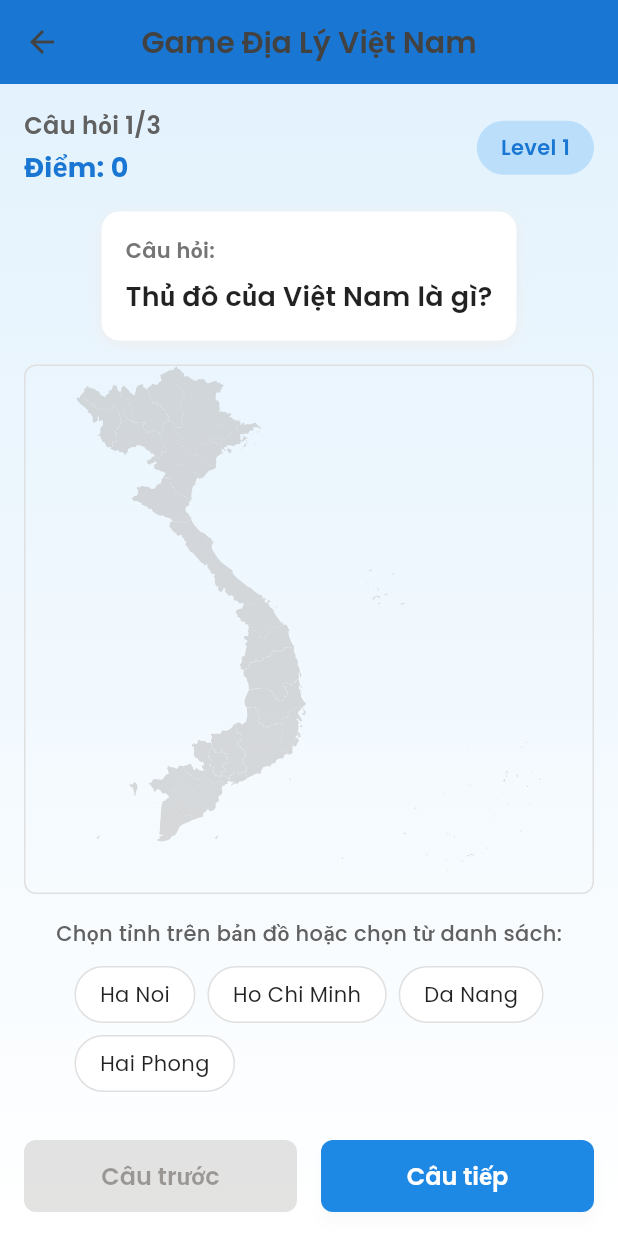
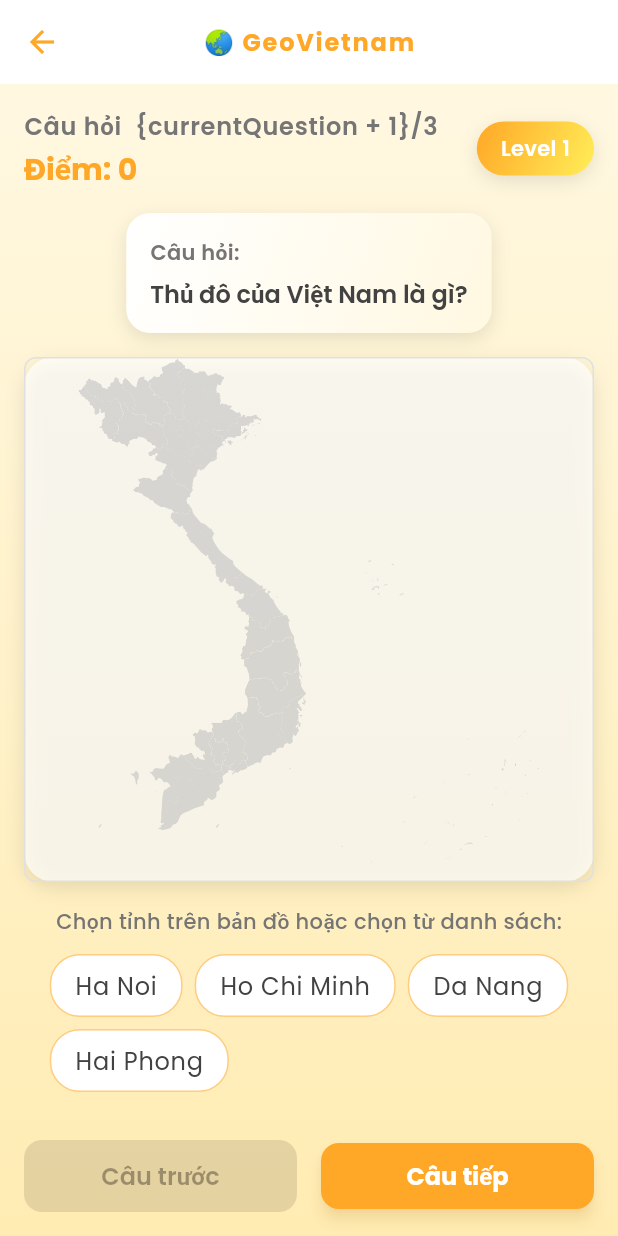
Before and after one commit to Dfortysix/geovietnam, a Flutter app: the GameScreen screen opened directly, on a phone screen of 412 x 824 dp. Run offline on Flutter 3.47's test engine with Material 3 defaults, Android fonts, the phone set to English and light mode, and no system bars; our stand-ins replace flutter_animate, flutter_svg, google_fonts.

Commit message:
Thêm hình nền mới và cập nhật giao diện cho màn hình trò chơi trong ứng dụng "GeoVietnam". Cải thiện trải nghiệm người dùng với các chủ đề tùy chỉnh và điều chỉnh bố cục.

```diff
--- a/lib/screens/game_screen.dart
+++ b/lib/screens/game_screen.dart
@@ -1,4 +1,5 @@
 import 'package:flutter/material.dart';
+import '../theme/app_theme.dart';
 import '../widgets/vietnam_map_widget.dart';
 
 class GameScreen extends StatefulWidget {
@@ -36,27 +37,28 @@ class _GameScreenState extends State<GameScreen> {
   Widget build(BuildContext context) {
     return Scaffold(
       appBar: AppBar(
-        title: Text('Game Địa Lý Việt Nam'),
-        backgroundColor: Colors.blue.shade700,
-        foregroundColor: Colors.white,
+        backgroundColor: Colors.transparent,
         elevation: 0,
+        centerTitle: true,
+        title: Text(
+          '🌏 GeoVietnam',
+          style: Theme.of(context).textTheme.titleLarge?.copyWith(
+            color: AppTheme.primaryOrange,
+            fontWeight: FontWeight.bold,
+            letterSpacing: 1.2,
+          ),
+        ),
+        iconTheme: const IconThemeData(color: AppTheme.primaryOrange),
       ),
       body: Container(
-        decoration: BoxDecoration(
-          gradient: LinearGradient(
-            begin: Alignment.topCenter,
-            end: Alignment.bottomCenter,
-            colors: [
-              Colors.blue.shade50,
-              Colors.white,
-            ],
-          ),
+        decoration: const BoxDecoration(
+          gradient: AppTheme.backgroundGradient,
         ),
         child: Column(
           children: [
             // Header với thông tin game
             Container(
-              padding: EdgeInsets.all(16),
+              padding: const EdgeInsets.all(16),
               child: Row(
                 mainAxisAlignment: MainAxisAlignment.spaceBetween,
                 children: [
@@ -64,112 +66,102 @@ class _GameScreenState extends State<GameScreen> {
                     crossAxisAlignment: CrossAxisAlignment.start,
                     children: [
                       Text(
-                        'Câu hỏi ${currentQuestion + 1}/${questions.length}',
-                        style: TextStyle(
-                          fontSize: 16,
+                        'Câu hỏi  {currentQuestion + 1}/${questions.length}',
+                        style: Theme.of(context).textTheme.bodyLarge?.copyWith(
+                          color: AppTheme.textSecondary,
                           fontWeight: FontWeight.w600,
-                          color: Colors.grey.shade700,
                         ),
                       ),
-                      SizedBox(height: 4),
+                      const SizedBox(height: 4),
                       Text(
                         'Điểm: $score',
-                        style: TextStyle(
-                          fontSize: 18,
+                        style: Theme.of(context).textTheme.headlineMedium?.copyWith(
+                          color: AppTheme.primaryOrange,
                           fontWeight: FontWeight.bold,
-                          color: Colors.blue.shade700,
                         ),
                       ),
                     ],
                   ),
                   Container(
-                    padding: EdgeInsets.symmetric(horizontal: 16, vertical: 8),
+                    padding: const EdgeInsets.symmetric(horizontal: 16, vertical: 8),
                     decoration: BoxDecoration(
-                      color: Colors.blue.shade100,
+                      gradient: AppTheme.primaryGradient,
                       borderRadius: BorderRadius.circular(20),
+                      boxShadow: AppTheme.softShadow,
                     ),
                     child: Text(
                       'Level 1',
-                      style: TextStyle(
+                      style: Theme.of(context).textTheme.bodyMedium?.copyWith(
+                        color: Colors.white,
                         fontWeight: FontWeight.w600,
-                        color: Colors.blue.shade700,
                       ),
                     ),
                   ),
                 ],
               ),
             ),
-
             // Câu hỏi hiện tại
             if (currentQuestion < questions.length)
               Container(
-                margin: EdgeInsets.symmetric(horizontal: 16),
-                padding: EdgeInsets.all(16),
+                margin: const EdgeInsets.symmetric(horizontal: 16),
+                padding: const EdgeInsets.all(16),
                 decoration: BoxDecoration(
-                  color: Colors.white,
-                  borderRadius: BorderRadius.circular(12),
-                  boxShadow: [
-                    BoxShadow(
-                      color: Colors.grey.shade200,
-                      blurRadius: 8,
-                      offset: Offset(0, 2),
-                    ),
-                  ],
+                  gradient: AppTheme.cardGradient,
+                  borderRadius: BorderRadius.circular(16),
+                  boxShadow: AppTheme.softShadow,
                 ),
                 child: Column(
                   crossAxisAlignment: CrossAxisAlignment.start,
                   children: [
                     Text(
                       'Câu hỏi:',
-                      style: TextStyle(
-                        fontSize: 14,
+                      style: Theme.of(context).textTheme.bodyMedium?.copyWith(
+                        color: AppTheme.textSecondary,
                         fontWeight: FontWeight.w600,
-                        color: Colors.grey.shade600,
                       ),
                     ),
-                    SizedBox(height: 8),
+                    const SizedBox(height: 8),
                     Text(
                       questions[currentQuestion]['question'],
-                      style: TextStyle(
-                        fontSize: 18,
+                      style: Theme.of(context).textTheme.titleLarge?.copyWith(
+                        color: AppTheme.textPrimary,
                         fontWeight: FontWeight.w600,
-                        color: Colors.black87,
                       ),
                     ),
                   ],
                 ),
               ),
-
-            SizedBox(height: 16),
-
+            const SizedBox(height: 16),
             // Bản đồ Việt Nam
             Expanded(
               child: Container(
-                margin: EdgeInsets.symmetric(horizontal: 16),
+                margin: const EdgeInsets.symmetric(horizontal: 16),
+                decoration: BoxDecoration(
+                  color: Colors.white.withOpacity(0.7),
+                  borderRadius: BorderRadius.circular(20),
+                  boxShadow: AppTheme.softShadow,
+                ),
                 child: VietnamMapWidget(
                   onProvinceTap: _handleProvinceTap,
                   interactive: true,
                 ),
               ),
             ),
-
-            SizedBox(height: 16),
-
+            const SizedBox(height: 16),
             // Các lựa chọn
             if (currentQuestion < questions.length)
               Container(
-                margin: EdgeInsets.symmetric(horizontal: 16),
+                margin: const EdgeInsets.symmetric(horizontal: 16),
                 child: Column(
                   children: [
                     Text(
                       'Chọn tỉnh trên bản đồ hoặc chọn từ danh sách:',
-                      style: TextStyle(
-                        fontSize: 14,
+                      style: Theme.of(context).textTheme.bodyMedium?.copyWith(
+                        color: AppTheme.textSecondary,
                         fontWeight: FontWeight.w500,
-                        color: Colors.grey.shade700,
                       ),
                     ),
-                    SizedBox(height: 12),
+                    const SizedBox(height: 12),
                     Wrap(
                       spacing: 8,
                       runSpacing: 8,
@@ -180,40 +172,45 @@ class _GameScreenState extends State<GameScreen> {
                   ],
                 ),
               ),
-
-            SizedBox(height: 16),
-
+            const SizedBox(height: 16),
             // Nút điều khiển
             Container(
-              padding: EdgeInsets.all(16),
+              padding: const EdgeInsets.all(16),
               child: Row(
                 children: [
                   Expanded(
                     child: ElevatedButton(
                       onPressed: currentQuestion > 0 ? _previousQuestion : null,
                       style: ElevatedButton.styleFrom(
-                        backgroundColor: Colors.grey.shade300,
-                        foregroundColor: Colors.grey.shade700,
-                        padding: EdgeInsets.symmetric(vertical: 12),
+                        backgroundColor: AppTheme.buttonSecondary,
+                        foregroundColor: AppTheme.textPrimary,
+                        padding: const EdgeInsets.symmetric(vertical: 12),
                         shape: RoundedRectangleBorder(
-                          borderRadius: BorderRadius.circular(8),
+                          borderRadius: BorderRadius.circular(12),
                         ),
+                        elevation: 0,
                       ),
-                      child: Text('Câu trước'),
+                      child: const Text('Câu trước'),
                     ),
                   ),
-                  SizedBox(width: 16),
+                  const SizedBox(width: 16),
                   Expanded(
                     child: ElevatedButton(
                       onPressed: currentQuestion < questions.length - 1
                           ? _nextQuestion
                           : _finishGame,
                       style: ElevatedButton.styleFrom(
-                        backgroundColor: Colors.blue.shade600,
+                        backgroundColor: AppTheme.primaryOrange,
                         foregroundColor: Colors.white,
-                        padding: EdgeInsets.symmetric(vertical: 12),
+                        padding: const EdgeInsets.symmetric(vertical: 12),
                         shape: RoundedRectangleBorder(
-                          borderRadius: BorderRadius.circular(8),
+                          borderRadius: BorderRadius.circular(12),
+                        ),
+                        elevation: 4,
+                        shadowColor: AppTheme.primaryOrange.withOpacity(0.3),
+                        textStyle: Theme.of(context).textTheme.titleLarge?.copyWith(
+                          color: Colors.white,
+                          fontWeight: FontWeight.bold,
                         ),
                       ),
                       child: Text(
@@ -235,30 +232,38 @@ class _GameScreenState extends State<GameScreen> {
   Widget _buildOptionButton(String option) {
     bool isSelected = selectedProvince == option;
     bool isCorrect = option == questions[currentQuestion]['answer'];
-
+    Color bgColor = Colors.white;
+    Color borderColor = AppTheme.lightOrange;
+    Color textColor = AppTheme.textPrimary;
+    if (isSelected) {
+      if (isCorrect) {
+        bgColor = AppTheme.buttonSuccess.withOpacity(0.15);
+        borderColor = AppTheme.buttonSuccess;
+        textColor = AppTheme.buttonSuccess;
+      } else {
+        bgColor = AppTheme.buttonError.withOpacity(0.15);
+        borderColor = AppTheme.buttonError;
+        textColor = AppTheme.buttonError;
+      }
+    }
     return GestureDetector(
       onTap: () => _selectOption(option),
       child: Container(
-        padding: EdgeInsets.symmetric(horizontal: 16, vertical: 8),
+        padding: const EdgeInsets.symmetric(horizontal: 16, vertical: 8),
         decoration: BoxDecoration(
-          color: isSelected
-              ? (isCorrect ? Colors.green.shade100 : Colors.red.shade100)
-              : Colors.white,
+          color: bgColor,
           border: Border.all(
-            color: isSelected
-                ? (isCorrect ? Colors.green.shade400 : Colors.red.shade400)
-                : Colors.grey.shade300,
+            color: borderColor,
             width: isSelected ? 2 : 1,
           ),
           borderRadius: BorderRadius.circular(20),
+          boxShadow: isSelected ? AppTheme.softShadow : [],
         ),
         child: Text(
           option,
-          style: TextStyle(
+          style: Theme.of(context).textTheme.bodyLarge?.copyWith(
             fontWeight: isSelected ? FontWeight.w600 : FontWeight.normal,
-            color: isSelected
-                ? (isCorrect ? Colors.green.shade700 : Colors.red.shade700)
-                : Colors.black87,
+            color: textColor,
           ),
         ),
       ),
```
Also changed, not shown: assets/images/background.png (added).
